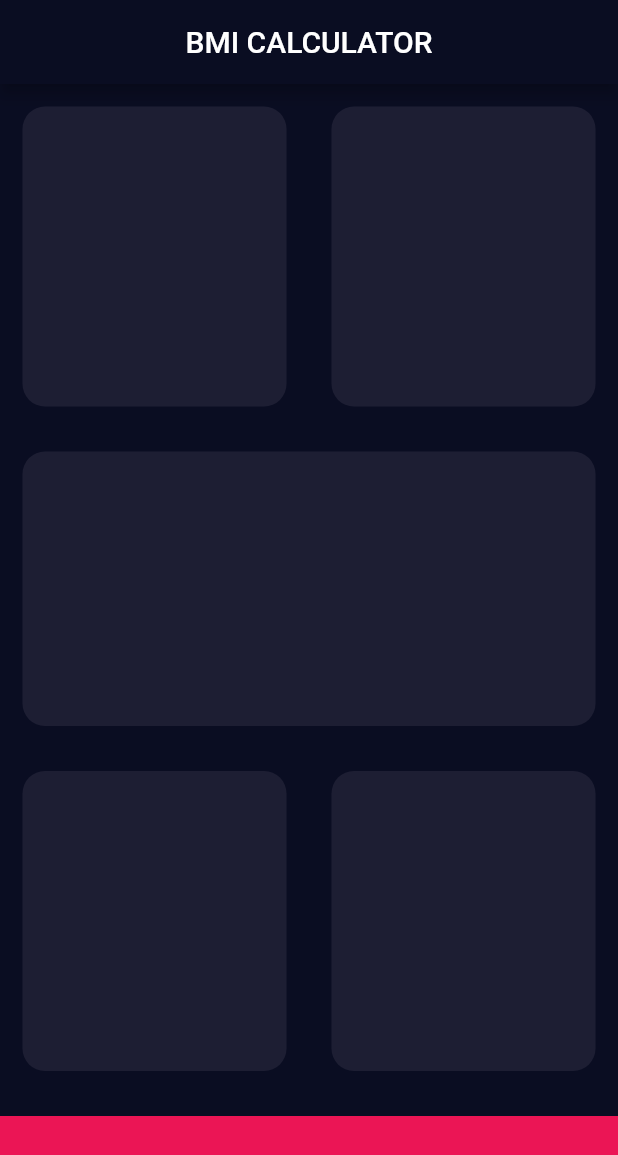
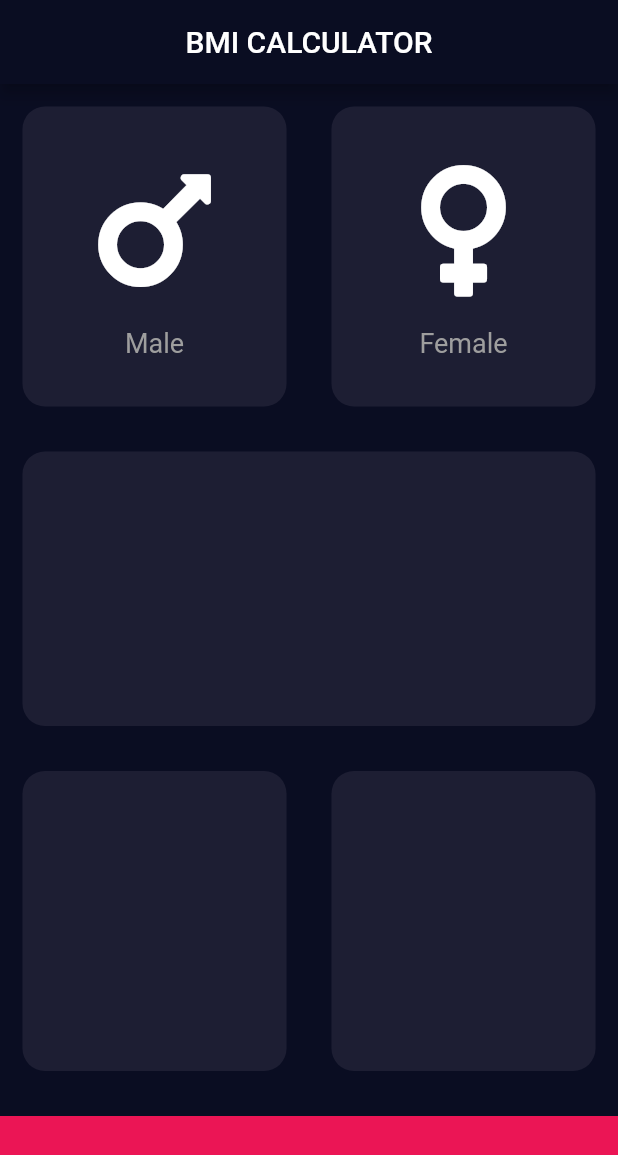
Before and after one commit to Abhishekraina7/bmi_calculator_app, a Flutter app: the screen it shows after launch, on a phone screen of 412 x 824 dp. Shown: the top 1155 px of the screen. Run offline on Flutter 3.47's test engine with Material 2 defaults, Android fonts, the phone set to English and light mode, and no system bars; our stand-ins replace font_awesome_flutter.

Commit message:
Created the UpperUi stateless widget which contains everything of UI for upper two boxex in our app.

```diff
--- a/lib/input_page.dart
+++ b/lib/input_page.dart
@@ -1,4 +1,5 @@
 import 'package:flutter/material.dart';
+import 'package:font_awesome_flutter/font_awesome_flutter.dart';
 
 const Color activeCardcolour = Color(0xFF1D1E33);
 const Color bottomBarcolor = Color(0xFFEB1555);
@@ -22,10 +23,17 @@ class _InputPageState extends State<InputPage> {
            Row(
             children: <Widget>[
               Expanded(
-                child: Resuablecard(colour: activeCardcolour),
+                child: Resuablecard(colour: activeCardcolour,
+                cardChild: UpperUi(cardicon: FontAwesomeIcons.mars,
+                cardtext: "Male",),
+                ),
+
               ),
               Expanded(
-                child: Resuablecard( colour: activeCardcolour),
+                child: Resuablecard( colour: activeCardcolour,
+                cardChild: UpperUi(cardicon: FontAwesomeIcons.venus,
+                  cardtext: "Female",
+                ),),
               ),
             ]
         ),
@@ -60,13 +68,39 @@ class _InputPageState extends State<InputPage> {
   }
 }
 
+class UpperUi extends StatelessWidget {
+  UpperUi({this.cardicon,this.cardtext});
+  final IconData? cardicon;
+  final String? cardtext;
+
+  @override
+  Widget build(BuildContext context) {
+    return Column(
+      mainAxisAlignment: MainAxisAlignment.center,
+      children: <Widget>[
+        Icon(
+          cardicon,
+          size: 100.0,
+          color: Colors.white,
+        ),
+        const SizedBox(
+          height: 15.0,
+        ),
+        Text(cardtext!,style: const TextStyle(fontSize: 18,color: Colors.grey),)
+      ],
+    );
+  }
+}
+
 // With help of flutter outline we have avoided writing code again n again.
 // Followin is a widget which returns the widget we want to use several times in our app
 //
 
 class Resuablecard extends StatelessWidget {
-    Resuablecard({required this.colour});
+    Resuablecard({required this.colour,this.cardChild});
   final Color colour;
+  final Widget? cardChild;
+
 
   @override
   Widget build(BuildContext context) {
@@ -77,6 +111,7 @@ class Resuablecard extends StatelessWidget {
       width: 170,
       decoration: BoxDecoration(borderRadius: BorderRadius.circular(15.0),
           color: colour,
-    ));
+    ),
+      child: cardChild);
   }
 }
```
